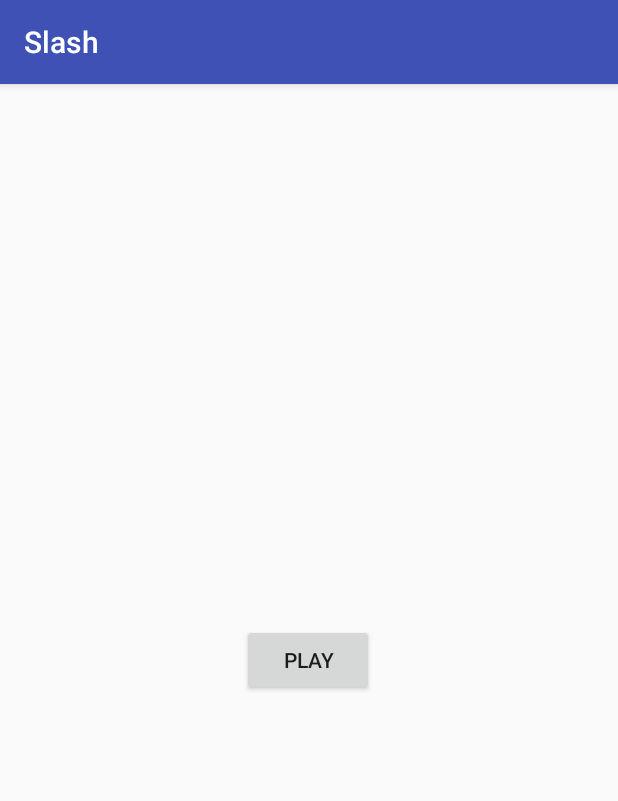
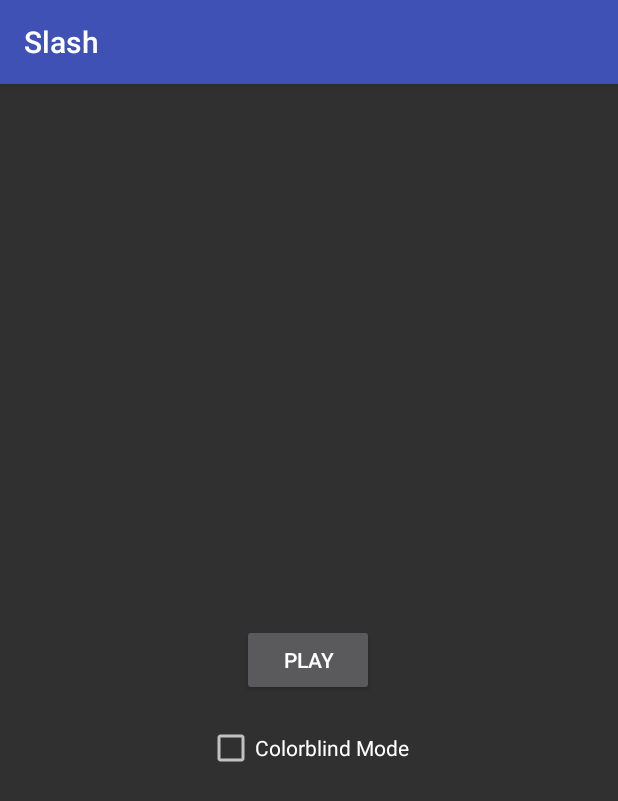
Before and after one commit to jballen73/Slash, an Android app: the screen it shows after launch (WelcomeActivity), on a phone screen of 412 x 824 dp. Shown: the top 801 px of the screen. Run offline under Robolectric (Android 15) with nearby library versions, the phone set to English and light mode, and no system bars.

Commit message:
Added colorblind mode, which switches the color of the red arrows to magenta, and can be selected with a checkbox on the main welcome screen

```diff
--- a/app/src/main/java/projects/jballen/slash/ArrowAttributes.java
+++ b/app/src/main/java/projects/jballen/slash/ArrowAttributes.java
@@ -7,7 +7,7 @@ public class ArrowAttributes {
     private FlingType correctDirection;
     private GameService.ArrowType arrowType;
     private int color;
-    public ArrowAttributes(FlingType direction, GameService.ArrowType type) {
+    public ArrowAttributes(FlingType direction, GameService.ArrowType type, boolean isColorblind) {
         arrowDirection = direction;
         arrowType = type;
         switch(arrowType) {
@@ -21,7 +21,7 @@ public class ArrowAttributes {
                 break;
             case NOT:
                 correctDirection = FlingType.NONE;
-                color = Color.RED;
+                color = (isColorblind) ? Color.MAGENTA : Color.RED;
                 break;
         }
 
--- a/app/src/main/java/projects/jballen/slash/GameActivity.java
+++ b/app/src/main/java/projects/jballen/slash/GameActivity.java
@@ -19,6 +19,7 @@ public class GameActivity extends AppCompatActivity implements GestureDetector.O
     private GameArrow gameArrow;
     private GameService gameService;
     private boolean isBound = false;
+    private boolean colorblindMode;
     private ProgressBar gameTimerBar;
     private Button startButton;
     private TextView gameScore;
@@ -38,6 +39,7 @@ public class GameActivity extends AppCompatActivity implements GestureDetector.O
             }
         });
         gameScore = findViewById(R.id.scoreDisplay);
+        colorblindMode = getIntent().getBooleanExtra(WelcomeActivity.COLORBLIND_MODE, false);
     }
     @Override
     protected void onStart() {
@@ -59,6 +61,10 @@ public class GameActivity extends AppCompatActivity implements GestureDetector.O
         if (newValue == 0) {
             gameService.stopTimer();
         }
+    }
+    @Override
+    public boolean isColorblind() {
+        return colorblindMode;
     }
     private ServiceConnection gameServiceConnection = new ServiceConnection() {
         @Override
--- a/app/src/main/java/projects/jballen/slash/GameCallbackInterface.java
+++ b/app/src/main/java/projects/jballen/slash/GameCallbackInterface.java
@@ -4,4 +4,5 @@ public interface GameCallbackInterface {
     void setArrow(ArrowAttributes attributes);
     void updateProgressBar(int newValue);
     void updateScore(int newValue);
+    boolean isColorblind();
 }
--- a/app/src/main/java/projects/jballen/slash/WelcomeActivity.java
+++ b/app/src/main/java/projects/jballen/slash/WelcomeActivity.java
@@ -1,13 +1,16 @@
 package projects.jballen.slash;
 
 import android.content.Intent;
+import android.os.Bundle;
 import android.support.v7.app.AppCompatActivity;
-import android.os.Bundle;
 import android.view.View;
 import android.widget.Button;
+import android.widget.CheckBox;
 
 public class WelcomeActivity extends AppCompatActivity {
     private Button playButton;
+    private CheckBox colorblindButton;
+    public static final String COLORBLIND_MODE = "colorblindModeEnabled";
     @Override
     protected void onCreate(Bundle savedInstanceState) {
         super.onCreate(savedInstanceState);
@@ -19,9 +22,11 @@ public class WelcomeActivity extends AppCompatActivity {
                 goToGame();
             }
         });
+        colorblindButton = findViewById(R.id.colorblindModeButton);
     }
     private void goToGame() {
         Intent goToGameIntent = new Intent(this, GameActivity.class);
+        goToGameIntent.putExtra(COLORBLIND_MODE, colorblindButton.isChecked());
         startActivity(goToGameIntent);
     }
 }
--- a/app/src/main/res/layout/activity_welcome.xml
+++ b/app/src/main/res/layout/activity_welcome.xml
@@ -20,4 +20,20 @@
         app:layout_constraintHorizontal_bias="0.498"
         app:layout_constraintStart_toStartOf="parent"
         app:layout_constraintTop_toTopOf="parent" />
+
+    <CheckBox
+        android:id="@+id/colorblindModeButton"
+        android:layout_width="wrap_content"
+        android:layout_height="wrap_content"
+        android:layout_marginBottom="8dp"
+        android:layout_marginEnd="8dp"
+        android:layout_marginStart="8dp"
+        android:layout_marginTop="8dp"
+        android:text="@string/colorblind_button_toggle"
+        app:layout_constraintBottom_toBottomOf="parent"
+        app:layout_constraintEnd_toEndOf="parent"
+        app:layout_constraintHorizontal_bias="0.498"
+        app:layout_constraintStart_toStartOf="parent"
+        app:layout_constraintTop_toBottomOf="@+id/playButton"
+        app:layout_constraintVertical_bias="0.034" />
 </android.support.constraint.ConstraintLayout>
--- a/app/src/main/res/values/strings.xml
+++ b/app/src/main/res/values/strings.xml
@@ -12,4 +12,5 @@
     <string name="direction_none">None</string>
     <string name="game_start">Start</string>
     <string name="game_score">Score: %1$s</string>
+    <string name="colorblind_button_toggle">Colorblind Mode</string>
 </resources>
--- a/app/src/main/res/values/styles.xml
+++ b/app/src/main/res/values/styles.xml
@@ -1,7 +1,7 @@
 <resources>
 
     <!-- Base application theme. -->
-    <style name="AppTheme" parent="Theme.AppCompat.Light.DarkActionBar">
+    <style name="AppTheme" parent="Theme.AppCompat">
         <!-- Customize your theme here. -->
         <item name="colorPrimary">@color/colorPrimary</item>
         <item name="colorPrimaryDark">@color/colorPrimaryDark</item>
```
Also changed, not shown: app/src/main/java/projects/jballen/slash/GameService.java (+5 -3 lines).
